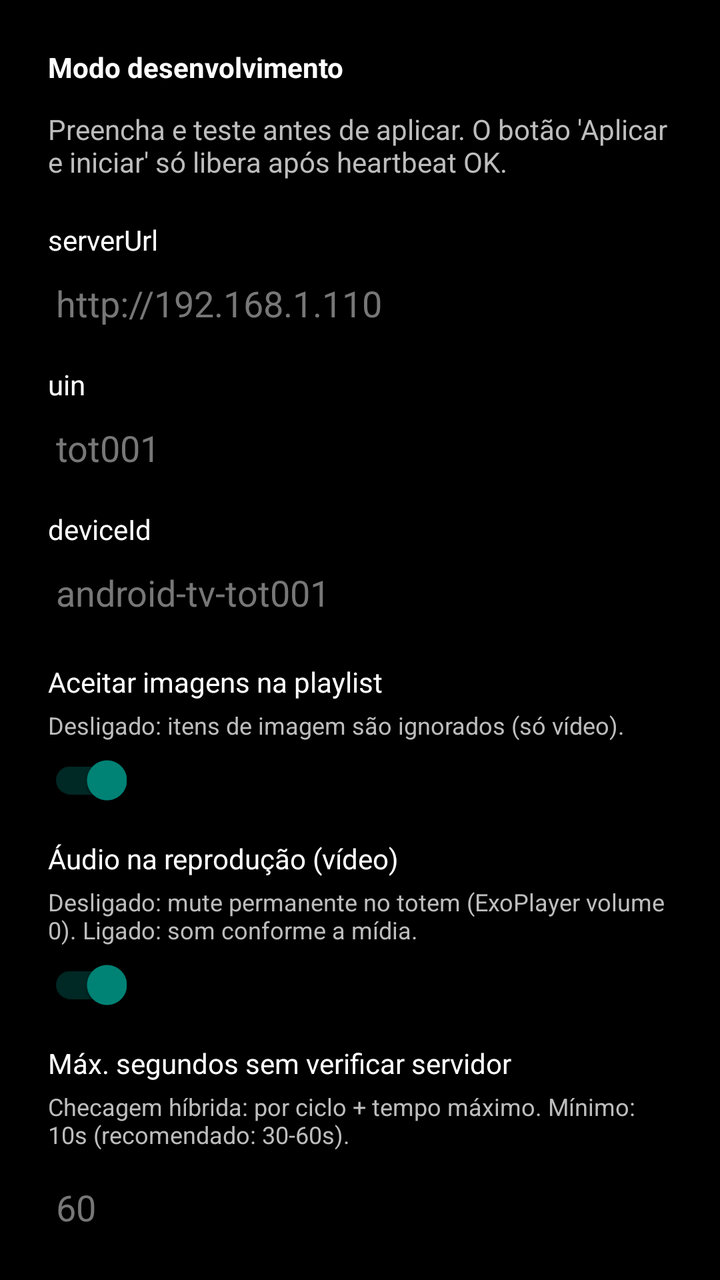
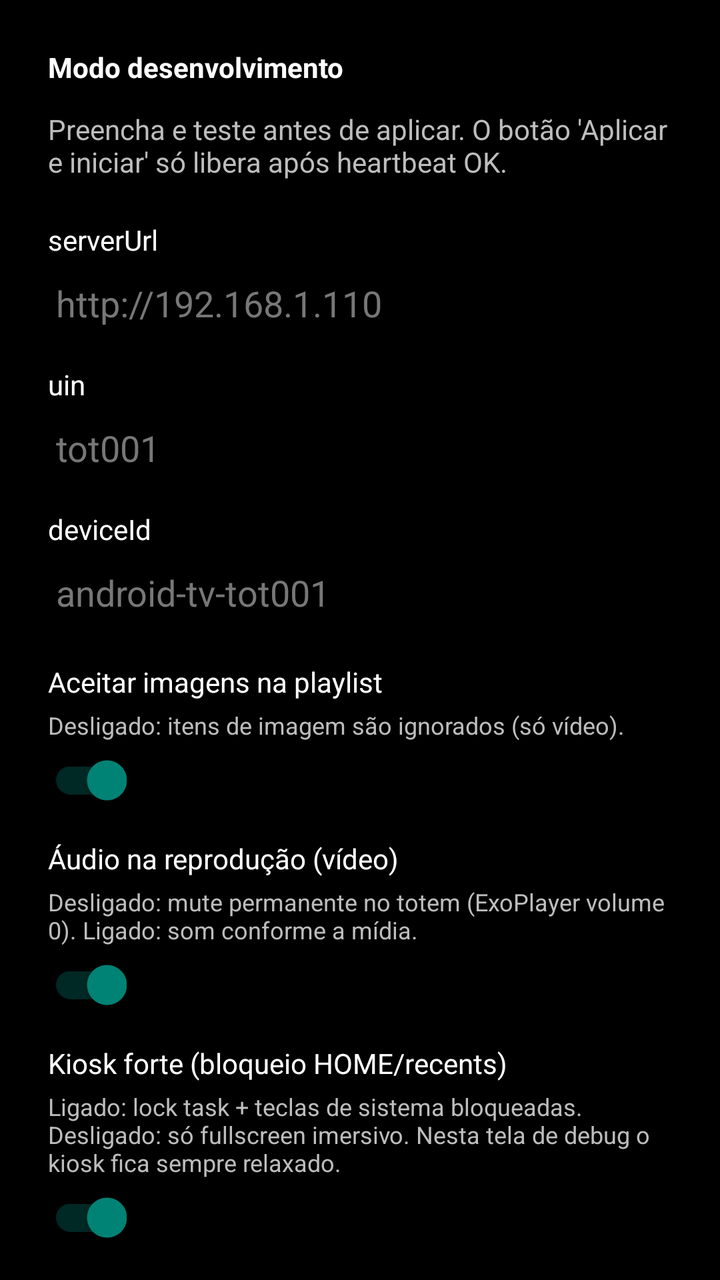

Before-and-after screenshots of an Android layout around one commit, followed by the original layout XML and the change that was made.
<!-- AndroidManifest.xml: activity theme Theme.PlayerAD -->
<!-- res/layout/activity_debug_config.xml -->
<?xml version="1.0" encoding="utf-8"?>
<ScrollView xmlns:android="http://schemas.android.com/apk/res/android"
    android:layout_width="match_parent"
    android:layout_height="match_parent"
    android:background="#000000">

    <LinearLayout
        android:layout_width="match_parent"
        android:layout_height="wrap_content"
        android:padding="24dp"
        android:orientation="vertical">

        <TextView
            android:id="@+id/textReason"
            android:layout_width="match_parent"
            android:layout_height="wrap_content"
            android:textColor="#FFFFFF"
            android:textStyle="bold"
            android:text="Modo desenvolvimento"/>

        <TextView
            android:layout_width="match_parent"
            android:layout_height="wrap_content"
            android:layout_marginTop="12dp"
            android:textColor="#BDBDBD"
            android:text="Preencha e teste antes de aplicar. O botão 'Aplicar e iniciar' só libera após heartbeat OK."/>

        <TextView
            android:layout_width="match_parent"
            android:layout_height="wrap_content"
            android:layout_marginTop="20dp"
            android:textColor="#FFFFFF"
            android:text="serverUrl"/>

        <EditText
            android:id="@+id/editServerUrl"
            android:layout_width="match_parent"
            android:layout_height="wrap_content"
            android:inputType="textUri"
            android:textColor="#FFFFFF"
            android:textColorHint="#777777"
            android:hint="http://192.168.1.110"/>

        <TextView
            android:layout_width="match_parent"
            android:layout_height="wrap_content"
            android:layout_marginTop="12dp"
            android:textColor="#FFFFFF"
            android:text="uin"/>

        <EditText
            android:id="@+id/editUin"
            android:layout_width="match_parent"
            android:layout_height="wrap_content"
            android:inputType="text"
            android:textColor="#FFFFFF"
            android:textColorHint="#777777"
            android:hint="tot001"/>

        <TextView
            android:layout_width="match_parent"
            android:layout_height="wrap_content"
            android:layout_marginTop="12dp"
            android:textColor="#FFFFFF"
            android:text="deviceId"/>

        <EditText
            android:id="@+id/editDeviceId"
            android:layout_width="match_parent"
            android:layout_height="wrap_content"
            android:inputType="text"
            android:textColor="#FFFFFF"
            android:textColorHint="#777777"
            android:hint="android-tv-tot001"/>

        <TextView
            android:layout_width="match_parent"
            android:layout_height="wrap_content"
            android:layout_marginTop="16dp"
            android:textColor="#FFFFFF"
            android:text="Aceitar imagens na playlist"/>

        <TextView
            android:layout_width="match_parent"
            android:layout_height="wrap_content"
            android:layout_marginTop="4dp"
            android:textColor="#BDBDBD"
            android:textSize="12sp"
            android:text="Desligado: itens de imagem são ignorados (só vídeo)."/>

        <androidx.appcompat.widget.SwitchCompat
            android:id="@+id/switchAcceptImages"
            android:layout_width="wrap_content"
            android:layout_height="wrap_content"
            android:layout_marginTop="6dp"
            android:checked="true"/>

        <TextView
            android:layout_width="match_parent"
            android:layout_height="wrap_content"
            android:layout_marginTop="16dp"
            android:textColor="#FFFFFF"
            android:text="Áudio na reprodução (vídeo)"/>

        <TextView
            android:layout_width="match_parent"
            android:layout_height="wrap_content"
            android:layout_marginTop="4dp"
            android:textColor="#BDBDBD"
            android:textSize="12sp"
            android:text="Desligado: mute permanente no totem (ExoPlayer volume 0). Ligado: som conforme a mídia."/>

        <androidx.appcompat.widget.SwitchCompat
            android:id="@+id/switchAllowPlaybackAudio"
            android:layout_width="wrap_content"
            android:layout_height="wrap_content"
            android:layout_marginTop="6dp"
            android:checked="true"/>

        <TextView
            android:layout_width="match_parent"
            android:layout_height="wrap_content"
            android:layout_marginTop="16dp"
            android:textColor="#FFFFFF"
            android:text="Máx. segundos sem verificar servidor"/>

        <TextView
            android:layout_width="match_parent"
            android:layout_height="wrap_content"
            android:layout_marginTop="4dp"
            android:textColor="#BDBDBD"
            android:textSize="12sp"
            android:text="Checagem híbrida: por ciclo + tempo máximo. Mínimo: 10s (recomendado: 30-60s)."/>

        <EditText
            android:id="@+id/editMaxSecondsWithoutServerCheck"
            android:layout_width="match_parent"
            android:layout_height="wrap_content"
            android:layout_marginTop="6dp"
            android:inputType="number"
            android:textColor="#FFFFFF"
            android:textColorHint="#777777"
            android:hint="60"/>

        <TextView
            android:layout_width="match_parent"
            android:layout_height="wrap_content"
            android:layout_marginTop="16dp"
            android:textColor="#FFFFFF"
            android:text="Armazenamento (mídias / cache)"/>

        <TextView
            android:layout_width="match_parent"
            android:layout_height="wrap_content"
            android:layout_marginTop="4dp"
            android:textColor="#BDBDBD"
            android:textSize="12sp"
            android:text="auto = preferir volume removível (USB/SD) se o Android expuser em getExternalFilesDirs; path_override = pasta absoluta."/>

        <Spinner
            android:id="@+id/spinnerStorage"
            android:layout_width="match_parent"
            android:layout_height="wrap_content"
            android:layout_marginTop="8dp"/>

        <TextView
            android:layout_width="match_parent"
            android:layout_height="wrap_content"
            android:layout_marginTop="8dp"
            android:textColor="#FFFFFF"
            android:textSize="12sp"
            android:text="Caminho (só se path_override)"/>

        <EditText
            android:id="@+id/editStoragePath"
            android:layout_width="match_parent"
            android:layout_height="wrap_content"
            android:inputType="textUri"
            android:textColor="#FFFFFF"
            android:textColorHint="#777777"
            android:hint="/storage/.../Android/data/.../files"/>

        <TextView
            android:layout_width="match_parent"
            android:layout_height="wrap_content"
            android:layout_marginTop="20dp"
            android:textColor="#FFFFFF"
            android:textStyle="bold"
            android:text="Rede local (IPv4)"/>

        <TextView
            android:layout_width="match_parent"
            android:layout_height="wrap_content"
            android:layout_marginTop="6dp"
            android:textColor="#BDBDBD"
            android:textSize="12sp"
            android:text="Interfaces detectadas neste aparelho (eth/en = cabo, wlan = Wi‑Fi)."/>

        <TextView
            android:layout_width="match_parent"
            android:layout_height="wrap_content"
            android:layout_marginTop="10dp"
            android:textColor="#9CCC65"
            android:textSize="12sp"
            android:text="Ethernet"/>

        <TextView
            android:id="@+id/textIpEthernet"
            android:layout_width="match_parent"
            android:layout_height="wrap_content"
            android:textColor="#FFFFFF"
            android:textSize="13sp"
            android:fontFamily="monospace"
            android:text="—"/>

        <TextView
            android:layout_width="match_parent"
            android:layout_height="wrap_content"
            android:layout_marginTop="10dp"
            android:textColor="#64B5F6"
            android:textSize="12sp"
            android:text="Wi‑Fi"/>

        <TextView
            android:id="@+id/textIpWifi"
            android:layout_width="match_parent"
            android:layout_height="wrap_content"
            android:textColor="#FFFFFF"
            android:textSize="13sp"
            android:fontFamily="monospace"
            android:text="—"/>

        <TextView
            android:id="@+id/labelIpOther"
            android:layout_width="match_parent"
            android:layout_height="wrap_content"
            android:layout_marginTop="10dp"
            android:textColor="#BDBDBD"
            android:textSize="12sp"
            android:visibility="gone"
            android:text="Outras interfaces"/>

        <TextView
            android:id="@+id/textIpOther"
            android:layout_width="match_parent"
            android:layout_height="wrap_content"
            android:textColor="#FFFFFF"
            android:textSize="12sp"
            android:fontFamily="monospace"
            android:visibility="gone"
            android:text=""/>

        <TextView
            android:layout_width="match_parent"
            android:layout_height="wrap_content"
            android:layout_marginTop="20dp"
            android:textColor="#FFFFFF"
            android:textStyle="bold"
            android:text="Estado offline"/>

        <TextView
            android:layout_width="match_parent"
            android:layout_height="wrap_content"
            android:layout_marginTop="6dp"
            android:textColor="#BDBDBD"
            android:textSize="11sp"
            android:text="Fonte do plano, último DispatchPlan persistido e total de mídias locais (propagandas/vinhetas)."/>

        <TextView
            android:id="@+id/textOfflineState"
            android:layout_width="match_parent"
            android:layout_height="wrap_content"
            android:layout_marginTop="8dp"
            android:textColor="#E0E0E0"
            android:textSize="12sp"
            android:fontFamily="monospace"
            android:text="(carregar...)"/>

        <LinearLayout
            android:layout_width="match_parent"
            android:layout_height="wrap_content"
            android:orientation="horizontal"
            android:layout_marginTop="18dp">

            <Button
                android:id="@+id/btnRegisterActivation"
                android:layout_width="match_parent"
                android:layout_height="wrap_content"
                android:text="Vincular código ao hardware"/>
        </LinearLayout>

        <LinearLayout
            android:layout_width="match_parent"
            android:layout_height="wrap_content"
            android:orientation="horizontal"
            android:layout_marginTop="12dp">

            <Button
                android:id="@+id/btnTestHeartbeat"
                android:layout_width="0dp"
                android:layout_height="wrap_content"
                android:layout_weight="1"
                android:text="Teste heartbeat"/>

            <Button
                android:id="@+id/btnTestDispatch"
                android:layout_width="0dp"
                android:layout_height="wrap_content"
                android:layout_weight="1"
                android:layout_marginStart="12dp"
                android:text="DispatchPlan"/>
        </LinearLayout>

        <LinearLayout
            android:layout_width="match_parent"
            android:layout_height="wrap_content"
            android:orientation="horizontal"
            android:layout_marginTop="12dp">

            <Button
                android:id="@+id/btnApplyAndStart"
                android:layout_width="0dp"
                android:layout_height="wrap_content"
                android:layout_weight="1"
                android:text="Aplicar e iniciar"/>

            <Button
                android:id="@+id/btnStartWithoutSave"
                android:layout_width="0dp"
                android:layout_height="wrap_content"
                android:layout_weight="1"
                android:layout_marginStart="12dp"
                android:text="Iniciar sem salvar"/>
        </LinearLayout>

        <TextView
            android:id="@+id/textStatus"
            android:layout_width="match_parent"
            android:layout_height="wrap_content"
            android:layout_marginTop="18dp"
            android:textColor="#FFFFFF"
            android:textSize="12sp"
            android:text="Status..."/>

        <TextView
            android:layout_width="match_parent"
            android:layout_height="wrap_content"
            android:layout_marginTop="24dp"
            android:textColor="#FFFFFF"
            android:textStyle="bold"
            android:text="Registo operacional"/>

        <TextView
            android:layout_width="match_parent"
            android:layout_height="wrap_content"
            android:layout_marginTop="6dp"
            android:textColor="#BDBDBD"
            android:textSize="11sp"
            android:text="Ações, erros e recebimento de DispatchPlan (data/hora). Ficheiro privado em filesDir do app."/>

        <LinearLayout
            android:layout_width="match_parent"
            android:layout_height="wrap_content"
            android:orientation="horizontal"
            android:layout_marginTop="10dp">

            <Button
                android:id="@+id/btnRefreshOperationalLog"
                android:layout_width="0dp"
                android:layout_height="wrap_content"
                android:layout_weight="1"
                android:text="Atualizar registo"/>

            <Button
                android:id="@+id/btnClearOperationalLog"
                android:layout_width="0dp"
                android:layout_height="wrap_content"
                android:layout_weight="1"
                android:layout_marginStart="12dp"
                android:text="Limpar registo"/>
        </LinearLayout>

        <ScrollView
            android:layout_width="match_parent"
            android:layout_height="320dp"
            android:layout_marginTop="8dp"
            android:fillViewport="true"
            android:background="#1A1A1A">

            <TextView
                android:id="@+id/textOperationalLog"
                android:layout_width="match_parent"
                android:layout_height="wrap_content"
                android:padding="10dp"
                android:textColor="#E0E0E0"
                android:textSize="10sp"
                android:fontFamily="monospace"
                android:textIsSelectable="true"
                android:text="(carregar…)"/>
        </ScrollView>

    </LinearLayout>
</ScrollView>
<!-- resources referenced by this layout -->
<resources>
  <style name="Theme.PlayerAD" parent="Theme.AppCompat.Light.NoActionBar">
          <item name="android:windowFullscreen">true</item>
          <item name="android:showOnLockScreen">true</item>
      </style>
</resources>

<!-- the commit's change to res/layout/activity_debug_config.xml (unified diff, before → after) -->
@@ -116,6 +116,49 @@
             android:layout_height="wrap_content"
             android:layout_marginTop="6dp"
             android:checked="true"/>
+
+        <TextView
+            android:layout_width="match_parent"
+            android:layout_height="wrap_content"
+            android:layout_marginTop="16dp"
+            android:textColor="#FFFFFF"
+            android:text="Kiosk forte (bloqueio HOME/recents)"/>
+
+        <TextView
+            android:layout_width="match_parent"
+            android:layout_height="wrap_content"
+            android:layout_marginTop="4dp"
+            android:textColor="#BDBDBD"
+            android:textSize="12sp"
+            android:text="Ligado: lock task + teclas de sistema bloqueadas. Desligado: só fullscreen imersivo. Nesta tela de debug o kiosk fica sempre relaxado."/>
+
+        <androidx.appcompat.widget.SwitchCompat
+            android:id="@+id/switchStrongKiosk"
+            android:layout_width="wrap_content"
+            android:layout_height="wrap_content"
+            android:layout_marginTop="6dp"
+            android:checked="true"/>
+
+        <TextView
+            android:layout_width="match_parent"
+            android:layout_height="wrap_content"
+            android:layout_marginTop="16dp"
+            android:textColor="#FFFFFF"
+            android:text="Orientação da tela"/>
+
+        <TextView
+            android:layout_width="match_parent"
+            android:layout_height="wrap_content"
+            android:layout_marginTop="4dp"
+            android:textColor="#BDBDBD"
+            android:textSize="12sp"
+            android:text="Portrait 9:16 para totem vertical. O instalador ADB também fixa rotação no SO."/>
+
+        <Spinner
+            android:id="@+id/spinnerScreenOrientation"
+            android:layout_width="match_parent"
+            android:layout_height="wrap_content"
+            android:layout_marginTop="8dp"/>
 
         <TextView
             android:layout_width="match_parent"
